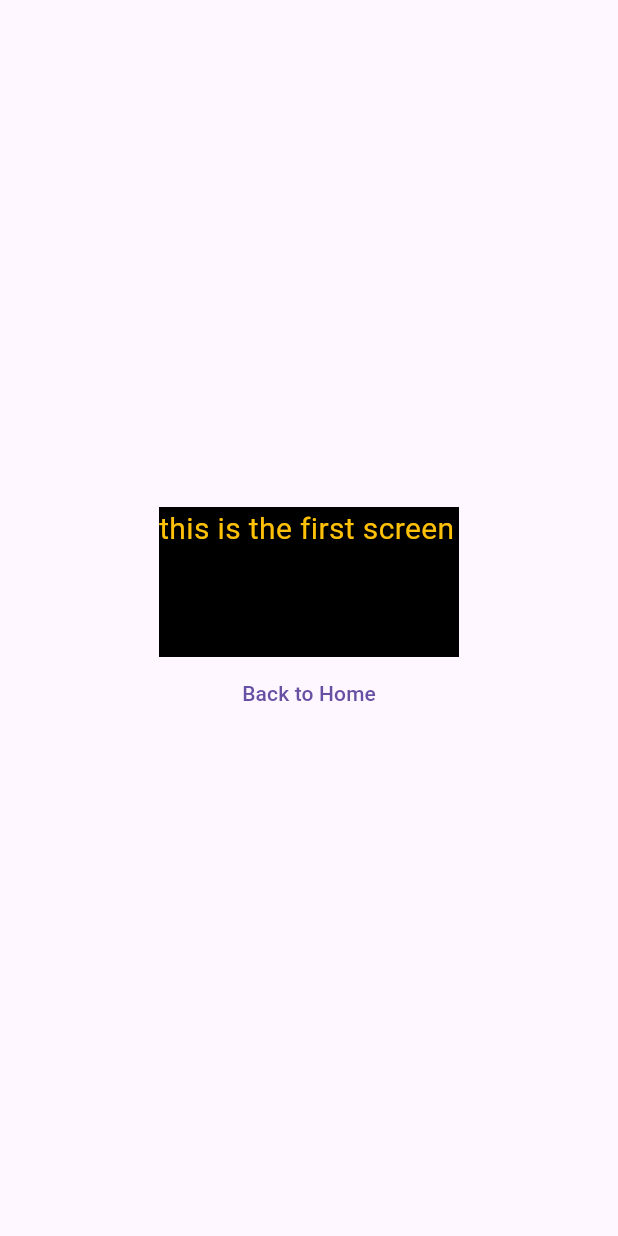
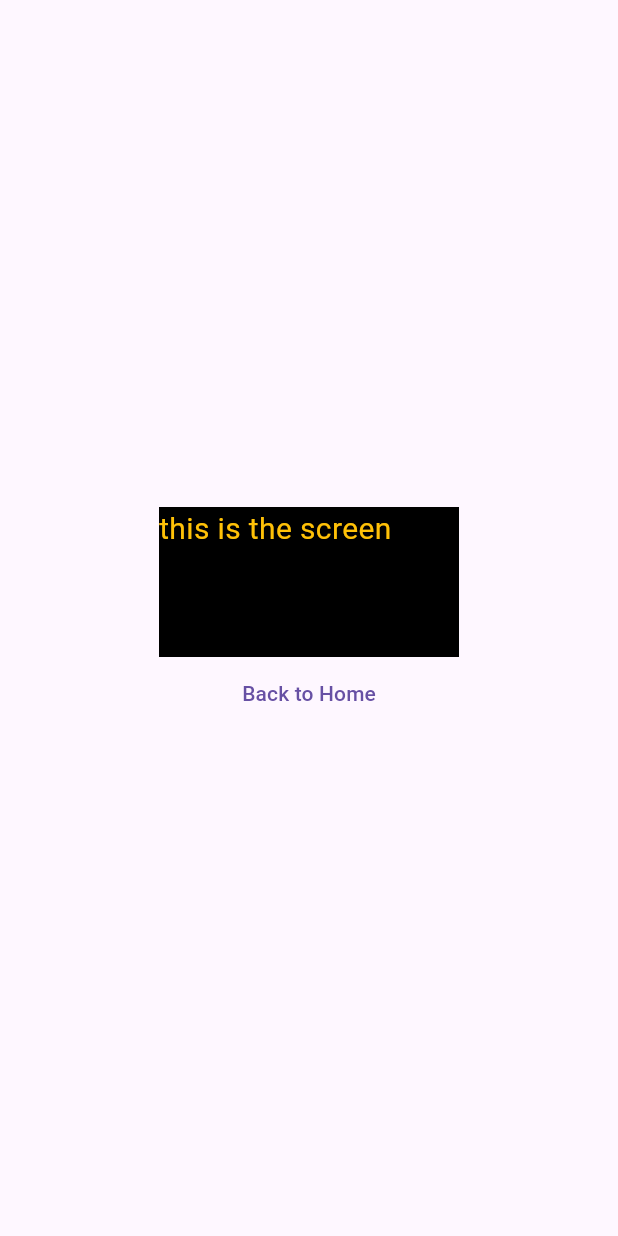
Before and after one commit to hussamElmaghraby/flu_training, a Flutter app: the FirstScreen screen opened by its route, on a phone screen of 412 x 824 dp. Run offline on Flutter 3.47's test engine with Material 3 defaults, Android fonts, the phone set to English and light mode, and no system bars.

Commit message:
second commit

```diff
--- a/lib/first_screen.dart
+++ b/lib/first_screen.dart
@@ -16,7 +16,7 @@ class FirstScreen extends StatelessWidget {
               width: 200,
               color: Colors.black,
               child: Text(
-                'this is the first screen',
+                'this is the screen',
                 style: TextStyle(fontSize: 20, color: Colors.amber),
               ),
             ),
--- a/lib/home_screen.dart
+++ b/lib/home_screen.dart
@@ -1,5 +1,4 @@
 import 'package:first_flutter_app/first_screen.dart';
-import 'package:first_flutter_app/main.dart';
 import 'package:first_flutter_app/provider/home_provider.dart';
 import 'package:first_flutter_app/second_screen.dart';
 import 'package:flutter/material.dart';
--- a/lib/main.dart
+++ b/lib/main.dart
@@ -1,9 +1,7 @@
 import 'package:first_flutter_app/first_screen.dart';
 import 'package:first_flutter_app/home_screen.dart';
-import 'package:first_flutter_app/provider/home_provider.dart';
 import 'package:first_flutter_app/second_screen.dart';
 import 'package:flutter/material.dart';
-import 'package:provider/provider.dart';
 
 void main() {
   runApp(MyApp());
```
